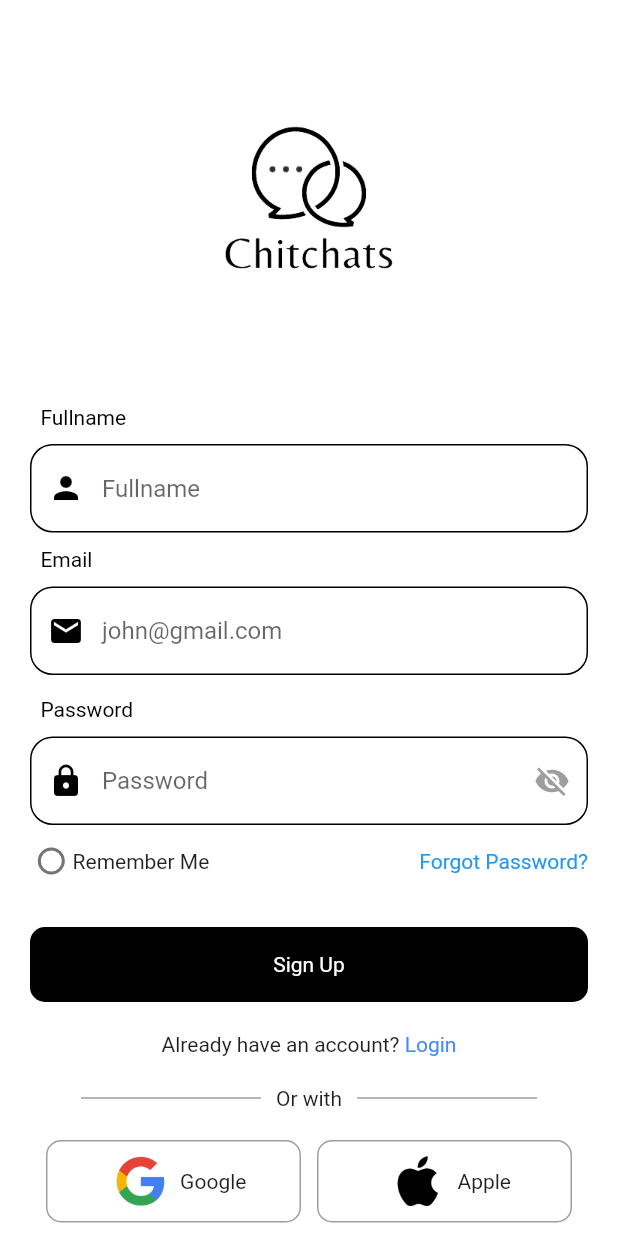
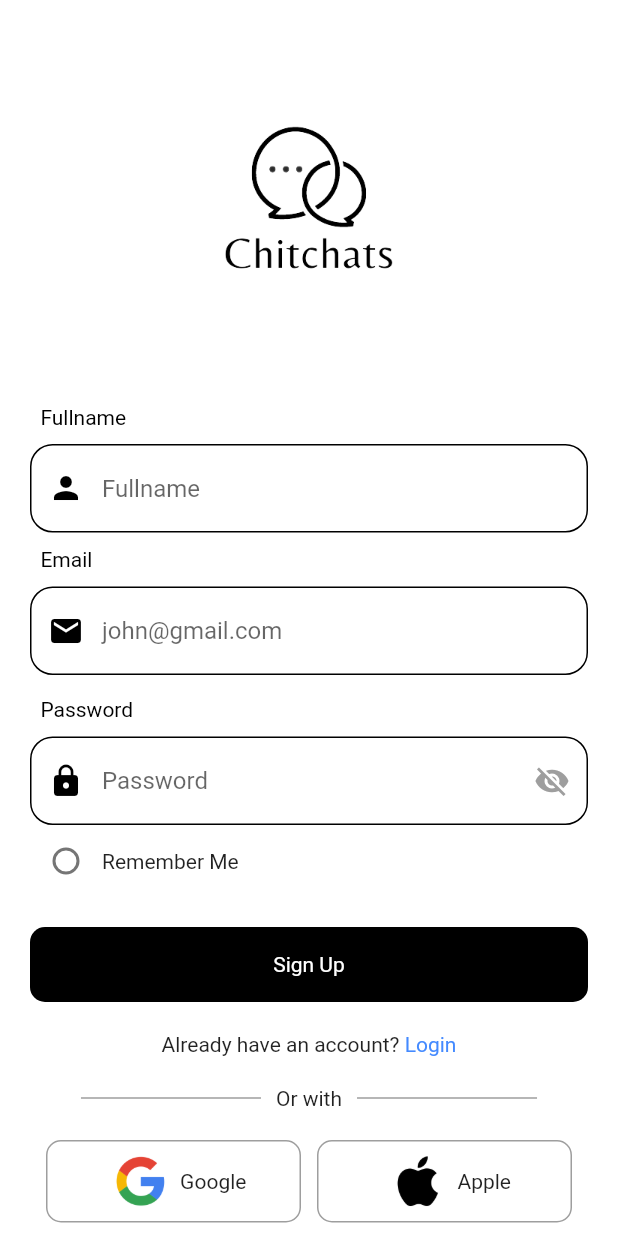
Before and after one commit to khadkabindu/chitchats, a Flutter app: the screen it shows after launch, after a tap on "Sign up", on a phone screen of 412 x 824 dp. Run offline on Flutter 3.47's test engine with Material 2 defaults, Android fonts, the phone set to English and light mode, and no system bars; our stand-ins replace image_picker.

Commit message:
fixed renderflex overflow error

```diff
--- a/lib/screens/home_screen.dart
+++ b/lib/screens/home_screen.dart
@@ -131,8 +131,13 @@ class _HomeScreenState extends State<HomeScreen> {
                 height: 100,
               ),
               SizedBox(
-                width: 210,
+                width: 10,
               ),
+              Expanded(
+                child: Row(
+                  mainAxisAlignment: MainAxisAlignment.end,
+
+                  children: [
                     IconButton(
                       onPressed: () {},
                       icon: Icon(
@@ -148,6 +153,9 @@ class _HomeScreenState extends State<HomeScreen> {
                         color: Colors.white,
                       ),
                       iconSize: 30,
+                    ),
+                  ],
+                ),
               ),
             ],
           ),
--- a/lib/screens/login_screen.dart
+++ b/lib/screens/login_screen.dart
@@ -108,15 +108,19 @@ class _LoginScreenState extends State<LoginScreen> {
                       Row(
                         children: [
                           Flexible(
-                            child: Radio(
-                              value: 1,
-                              groupValue: _selectedRadioValue,
-                              onChanged: _handleRadioValueChanged,
+                            child: Row(
+                              children: [
+                                Radio(
+                                  value: 1,
+                                  groupValue: _selectedRadioValue,
+                                  onChanged: _handleRadioValueChanged,
+                                ),
+                                Flexible(child: Text("Remember Me")),
+                              ],
                             ),
                           ),
-                          Text("Remember Me"),
                           SizedBox(
-                            width: 140,
+                            width: 90,
                           ),
                           Text(
                             "Forgot Password?",
--- a/lib/screens/signup_screen.dart
+++ b/lib/screens/signup_screen.dart
@@ -132,22 +132,20 @@ class _SignUpScreenState extends State<SignUpScreen> {
                       Row(
                         children: [
                           Flexible(
-                            child: Radio(
-                              value: 1,
-                              groupValue: _selectedRadioValue,
-                              onChanged: _handleRadioValueChanged,
+                            child: Row(
+                              children: [
+                                Radio(
+                                  value: 1,
+                                  groupValue: _selectedRadioValue,
+                                  onChanged: _handleRadioValueChanged,
+                                ),
+                                Flexible(child: Text("Remember Me")),
+                              ],
                             ),
-                          ),
-                          Text("Remember Me"),
-                          SizedBox(
-                            width: 140,
-                          ),
-                          Text(
-                            "Forgot Password?",
-                            style: TextStyle(color: Colors.blue),
                           ),
                         ],
                       ),
+
                       SizedBox(
                         height: 20,
                       ),
```
Lines whose indentation alone changed are shown as unchanged.
